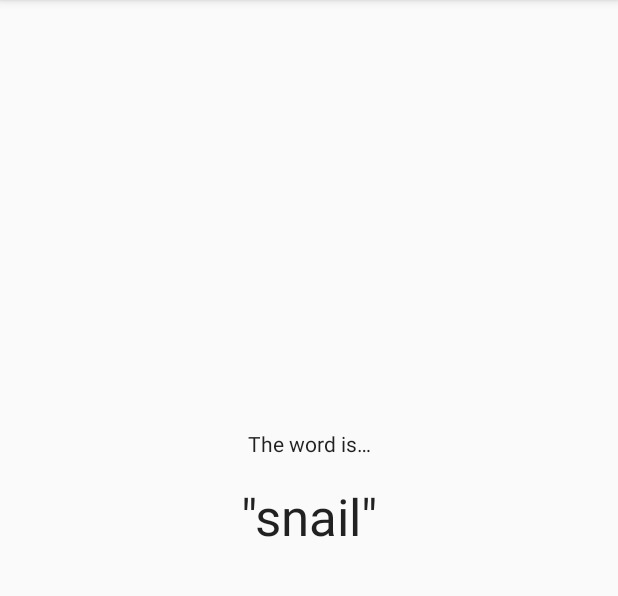
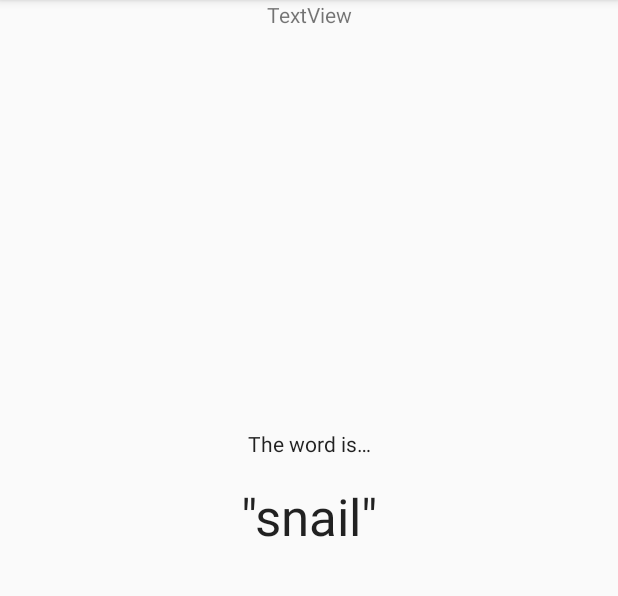
Before and after one commit to NCBarrett/GuessTheWord, an Android app: the GameFragment screen opened through its navigation route, on a phone screen of 412 x 824 dp, the part 84-680 px from its top. Run offline under Robolectric (Android 15) with nearby library versions, the phone set to English and light mode, and no system bars; our stand-ins replace data binding; 1 statement that could not run was skipped.

Commit message:
Adding the hint

```diff
--- a/app/src/main/res/layout/game_fragment.xml
+++ b/app/src/main/res/layout/game_fragment.xml
@@ -145,5 +145,14 @@
             app:layout_constraintEnd_toEndOf="parent"
             app:layout_constraintTop_toTopOf="@+id/guideline" />
 
+        <TextView
+            android:id="@+id/textView"
+            android:layout_width="wrap_content"
+            android:layout_height="wrap_content"
+            android:text="TextView"
+            app:layout_constraintEnd_toEndOf="parent"
+            app:layout_constraintStart_toStartOf="parent"
+            tools:layout_editor_absoluteY="453dp" />
+
     </androidx.constraintlayout.widget.ConstraintLayout>
 </layout>
```
